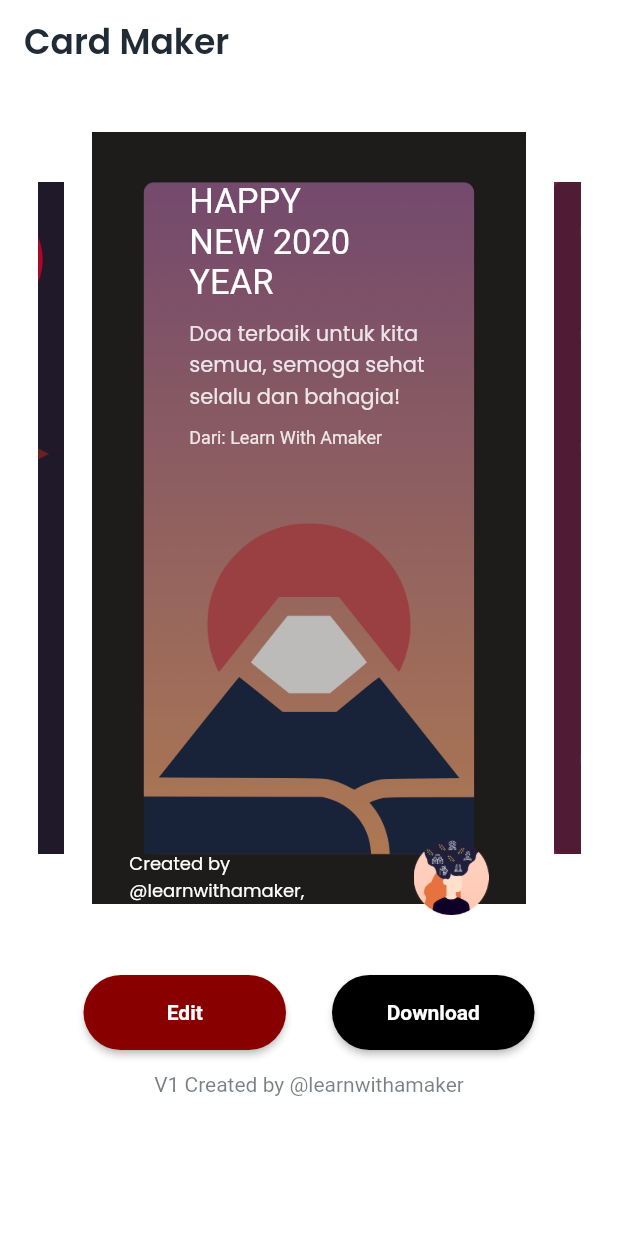
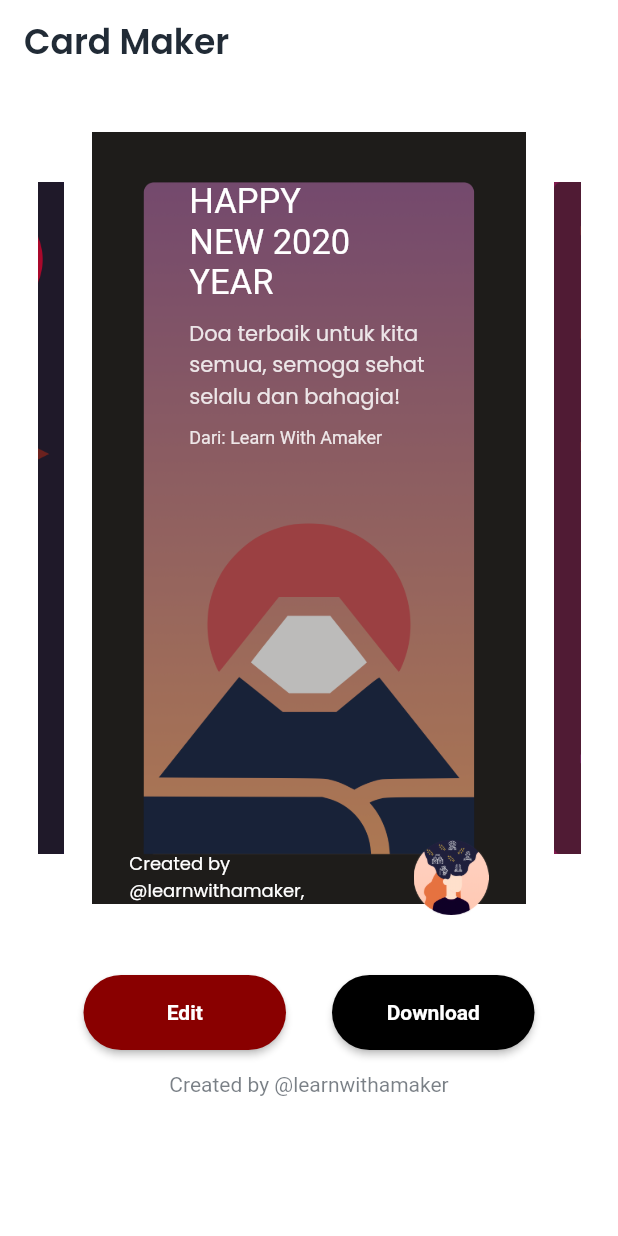
Before and after one commit to kaikoga45/card_maker, a Flutter app: the screen it shows after launch, on a phone screen of 412 x 824 dp. Run offline on Flutter 3.47's test engine with Material 2 defaults, Android fonts, the phone set to English and light mode, and no system bars; drawn by our look-alikes of carousel_slider, loader_overlay; our stand-ins replace flutter_svg, google_fonts, screenshot; missing offline and left inert: file_saver, universal_html.

Commit message:
change label

```diff
--- a/lib/presentation/pages/home_page.dart
+++ b/lib/presentation/pages/home_page.dart
@@ -102,7 +102,7 @@ class _HomePageState extends State<HomePage> {
                   ),
                   const SizedBox(height: 15),
                   Text(
-                    'V1 Created by @learnwithamaker',
+                    'Created by @learnwithamaker',
                     textAlign: TextAlign.center,
                     style: overline,
                   ),
```
Also changed, not shown: pubspec.lock.
